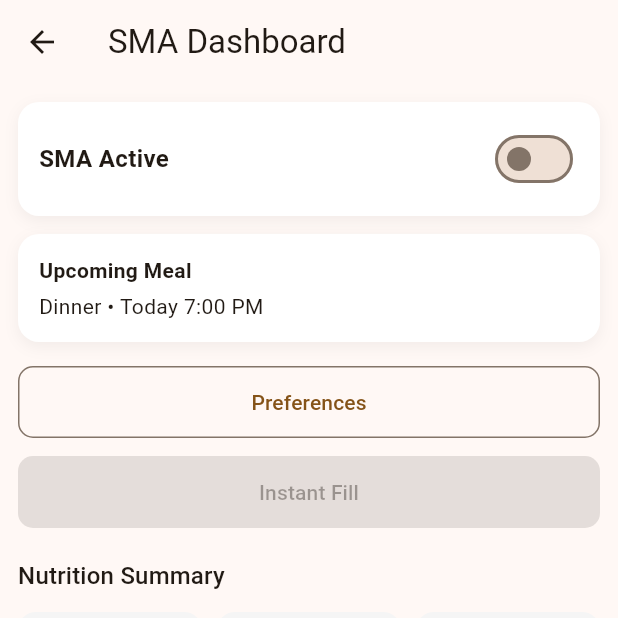
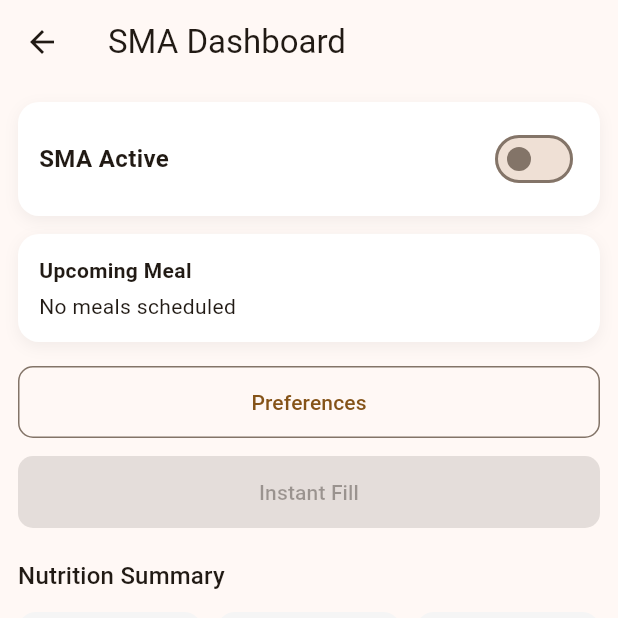
Before and after one commit to Reranko05/SEPM_SMA, a Flutter app: the SMADashboard screen opened directly, on a phone screen of 412 x 824 dp, the top half of it. Run offline on Flutter 3.47's test engine with Material 3 defaults, Android fonts, the phone set to English and light mode, and no system bars; our stand-ins replace flutter_local_notifications, shared_preferences, timezone; missing offline and left inert: android_alarm_manager_plus, android_intent_plus; accounts and stored records are empty.

Commit message:
Fixed Upcoming Meal Box

```diff
--- a/frontend/lib/screens/preferences_screen.dart
+++ b/frontend/lib/screens/preferences_screen.dart
@@ -163,6 +163,10 @@ class _PreferencesScreenState extends State<PreferencesScreen> {
         await sp.setString('time_lunch', '${lunch.hour}:${lunch.minute}');
         await sp.setString('time_snacks', '${snacks.hour}:${snacks.minute}');
         await sp.setString('time_dinner', '${dinner.hour}:${dinner.minute}');
+        // refresh provider schedule state so other screens use provider as single source of truth
+        try {
+          await prefsProvider.loadSchedule();
+        } catch (_) {}
       } catch (_) {}
       if (mounted) {
         // Show confirmation dialog instead of navigating to recommendations
--- a/frontend/lib/screens/sma_dashboard.dart
+++ b/frontend/lib/screens/sma_dashboard.dart
@@ -25,6 +25,43 @@ class _SMADashboardState extends State<SMADashboard> {
       }
     });
   }
+
+  String _buildUpcomingMealText(BuildContext context) {
+    final now = DateTime.now();
+    final prefs = Provider.of<PreferencesProvider>(context);
+    final List<Map<String, dynamic>> candidates = [];
+    if (prefs.scheduleBreakfast) candidates.add({'name': 'Breakfast', 'time': prefs.breakfastTime});
+    if (prefs.scheduleLunch) candidates.add({'name': 'Lunch', 'time': prefs.lunchTime});
+    if (prefs.scheduleSnacks) candidates.add({'name': 'Snacks', 'time': prefs.snacksTime});
+    if (prefs.scheduleDinner) candidates.add({'name': 'Dinner', 'time': prefs.dinnerTime});
+
+    if (candidates.isEmpty) return 'No meals scheduled';
+
+    DateTime? bestDt;
+    String bestName = '';
+    for (final c in candidates) {
+      final TimeOfDay t = c['time'] as TimeOfDay;
+      DateTime dt = DateTime(now.year, now.month, now.day, t.hour, t.minute);
+      String when = 'Today';
+      if (!dt.isAfter(now)) {
+        dt = dt.add(const Duration(days: 1));
+        when = 'Tomorrow';
+      }
+      if (bestDt == null || dt.isBefore(bestDt)) {
+        bestDt = dt;
+        bestName = c['name'] as String;
+      }
+    }
+
+    if (bestDt == null) return 'No meals scheduled';
+    // find the TimeOfDay to format
+    final timeOfDay = TimeOfDay(hour: bestDt.hour, minute: bestDt.minute);
+    final whenText = (bestDt.day == now.day) ? 'Today' : 'Tomorrow';
+    final formatted = timeOfDay.format(context);
+    return '$bestName • $whenText $formatted';
+  }
+
+
   @override
   Widget build(BuildContext context) {
     final pref = Provider.of<PreferencesProvider>(context);
@@ -62,13 +99,13 @@ class _SMADashboardState extends State<SMADashboard> {
             _sectionCard(
               child: Column(
                 crossAxisAlignment: CrossAxisAlignment.start,
-                children: const [
-                  Text(
+                children: [
+                  const Text(
                     'Upcoming Meal',
                     style: TextStyle(fontWeight: FontWeight.bold),
                   ),
-                  SizedBox(height: 4),
-                  Text('Dinner • Today 7:00 PM'),
+                  const SizedBox(height: 4),
+                  Text(_buildUpcomingMealText(context)),
                 ],
               ),
             ),
```
Also changed, not shown: frontend/lib/providers/preferences_provider.dart (+43 -0 lines).
